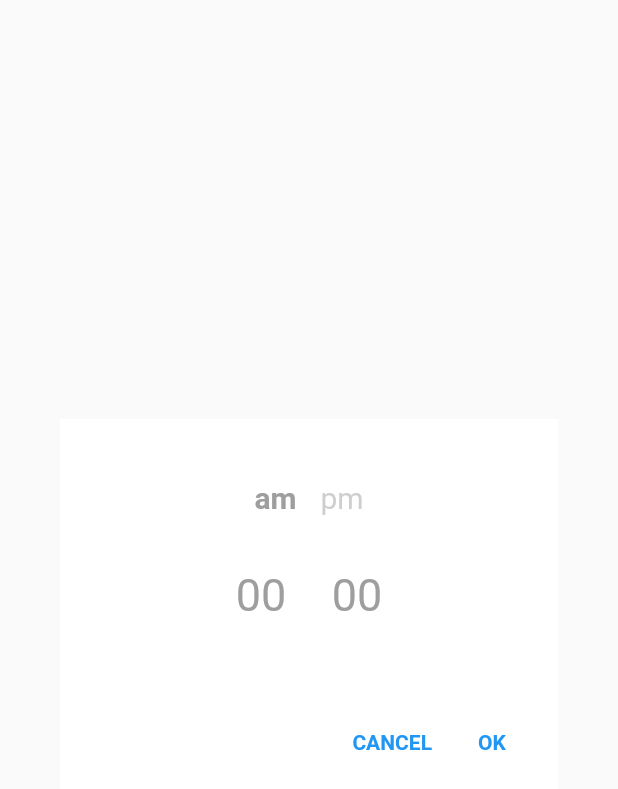
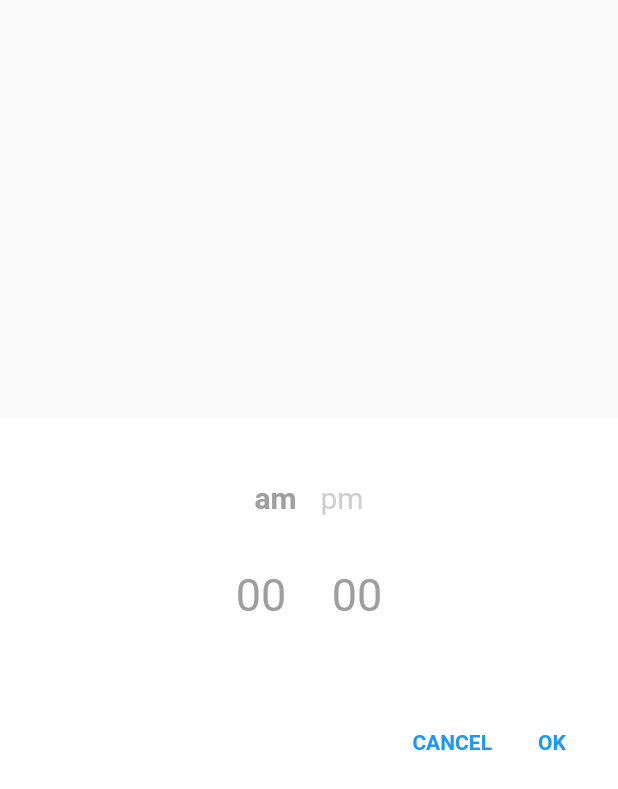
Before and after one commit to subhamayd2/day_night_time_picker, a Flutter app: the DayNightTimePickerIos widget shown alone on an empty page, opened directly with empty values, on a phone screen of 412 x 824 dp. Shown: the top 789 px of the screen. Run offline on Flutter 3.47's test engine with Material 2 defaults, Android fonts, the phone set to English and light mode, and no system bars.

Commit message:
add dialogInsetPadding

```diff
--- a/lib/lib/day_night_timepicker_android.dart
+++ b/lib/lib/day_night_timepicker_android.dart
@@ -57,6 +57,9 @@ class DayNightTimePickerAndroid extends StatefulWidget {
   /// Elevation of the [Modal] in [double].
   final double? elevation;
 
+  /// Inset padding of the [Modal] in [EdgeInsets].
+  final EdgeInsets? dialogInsetPadding;
+
   /// Steps interval while changing [minute].
   final MinuteInterval? minuteInterval;
 
@@ -101,6 +104,7 @@ class DayNightTimePickerAndroid extends StatefulWidget {
     this.blurredBackground = false,
     this.borderRadius,
     this.elevation,
+    this.dialogInsetPadding,
     this.minuteInterval,
     this.disableMinute,
     this.disableHour,
@@ -261,6 +265,7 @@ class _DayNightTimePickerAndroidState extends State<DayNightTimePickerAndroid> {
     return BackdropFilter(
       filter: ImageFilter.blur(sigmaX: blurAmount, sigmaY: blurAmount),
       child: Dialog(
+        insetPadding: widget.dialogInsetPadding,
         shape: RoundedRectangleBorder(
           borderRadius: BorderRadius.circular(borderRadius),
         ),
--- a/lib/lib/day_night_timepicker_ios.dart
+++ b/lib/lib/day_night_timepicker_ios.dart
@@ -58,6 +58,9 @@ class DayNightTimePickerIos extends StatefulWidget {
   /// Elevation of the [Modal] in [double].
   final double? elevation;
 
+  /// Inset padding of the [Modal] in [EdgeInsets].
+  final EdgeInsets? dialogInsetPadding;
+
   /// Label for the `hour` text.
   final String? hourLabel;
 
@@ -108,6 +111,7 @@ class DayNightTimePickerIos extends StatefulWidget {
     this.blurredBackground = false,
     this.borderRadius,
     this.elevation,
+    this.dialogInsetPadding,
     this.hourLabel,
     this.minuteLabel,
     this.minuteInterval,
@@ -341,6 +345,7 @@ class _DayNightTimePickerIosState extends State<DayNightTimePickerIos> {
     return BackdropFilter(
       filter: ImageFilter.blur(sigmaX: blurAmount, sigmaY: blurAmount),
       child: Dialog(
+        insetPadding: widget.dialogInsetPadding,
         shape: RoundedRectangleBorder(
           borderRadius: BorderRadius.circular(borderRadius),
         ),
```
Also changed, not shown: lib/lib/daynight_timepicker.dart (+10 -0 lines), 1 other file.
